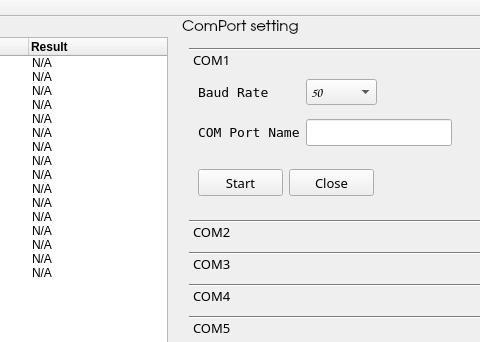
Qt form mainwindow.ui (soso7885/QTvcom_test) before a commit; both pictures show x 237 to 717 and y 0 to 342 of the 878 by 726 pixel window.
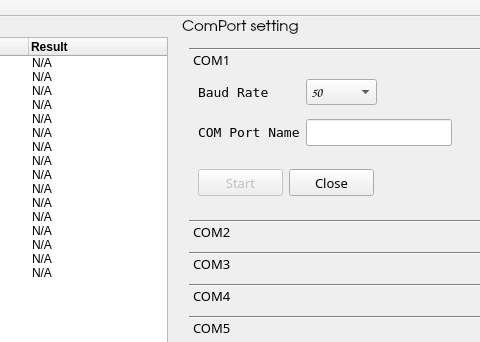
The same form after that commit.

What changed in the file:
```diff
--- a/mainwindow.ui
+++ b/mainwindow.ui
@@ -670,6 +670,9 @@
     <layout class="QGridLayout" name="gridLayout_4">
      <item row="0" column="0">
       <widget class="QToolBox" name="toolBox">
+       <property name="enabled">
+        <bool>true</bool>
+       </property>
        <property name="font">
         <font>
          <family>Papyrus</family>
@@ -884,6 +887,9 @@
          </property>
         </widget>
         <widget class="QPushButton" name="startButton1">
+         <property name="enabled">
+          <bool>false</bool>
+         </property>
          <property name="geometry">
           <rect>
            <x>9</x>
@@ -901,6 +907,9 @@
          <property name="text">
           <string>Start</string>
          </property>
+         <property name="autoDefault">
+          <bool>false</bool>
+         </property>
         </widget>
         <widget class="QPushButton" name="closeButton1">
          <property name="enabled">
```
Left out of the diff: 45 changed lines with no effect on the pictures.
